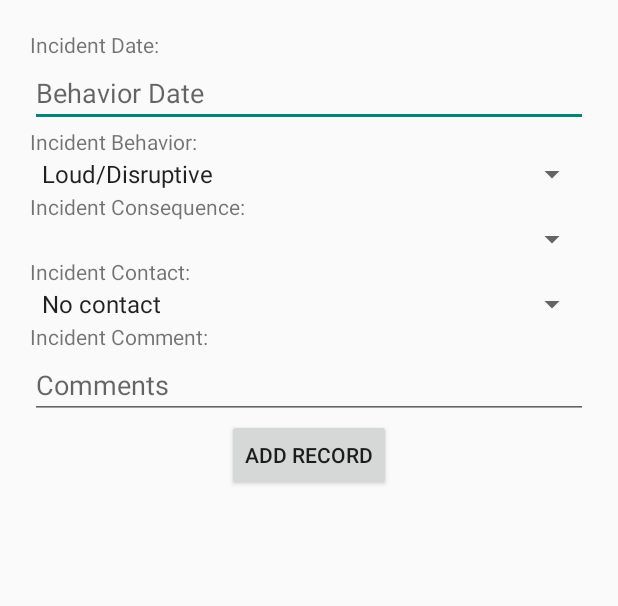
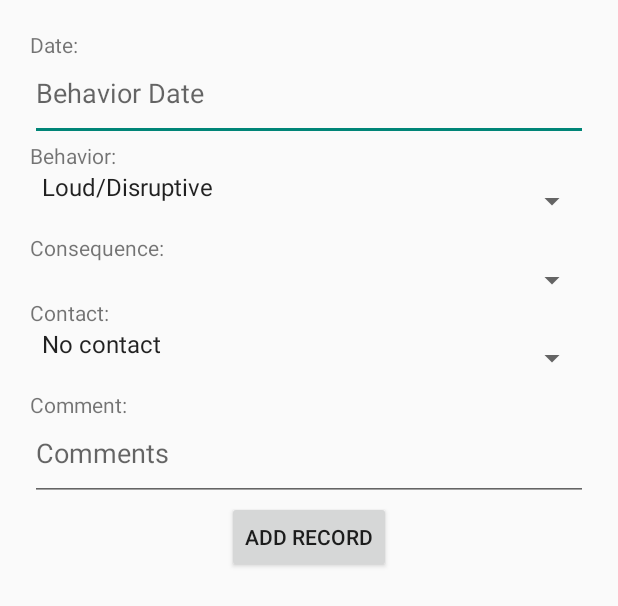
Before and after one commit to michaelbz1/and_studio_students_crud_and_checklist-v4, an Android app: the layout activity_add_incident_record.xml on its own in the app's theme, with its tools: preview values and no code run, on a phone screen of 412 x 824 dp. Shown: the top 606 px of the screen. Run offline under Robolectric (Android 15) with nearby library versions, the phone set to English and light mode, and no system bars.

Commit message:
removed filter on incidents by changing from visible to gone

```diff
--- a/app/src/main/java/com/journaldev/sqlite/ModifyIncidentActivity.java
+++ b/app/src/main/java/com/journaldev/sqlite/ModifyIncidentActivity.java
@@ -7,6 +7,7 @@ import android.content.Intent;
 import android.os.Bundle;
 import android.view.View;
 import android.view.View.OnClickListener;
+import android.view.WindowManager;
 import android.widget.ArrayAdapter;
 import android.widget.Button;
 import android.widget.DatePicker;
@@ -43,6 +44,7 @@ public class ModifyIncidentActivity extends Activity implements OnClickListener
 
     @Override
     protected void onCreate(Bundle savedInstanceState) {
+        this.getWindow().setSoftInputMode(WindowManager.LayoutParams.SOFT_INPUT_STATE_ALWAYS_HIDDEN);
         super.onCreate(savedInstanceState);
 
         Intent intent = getIntent();
--- a/app/src/main/res/layout/activity_add_incident_record.xml
+++ b/app/src/main/res/layout/activity_add_incident_record.xml
@@ -12,15 +12,12 @@
         android:visibility="gone"
         android:ems="10"
         android:hint="@string/behavior_id" >
-
-        <requestFocus />
     </EditText>
 
     <TextView
-        android:id="@+id/textView2"
         android:layout_width="match_parent"
         android:layout_height="wrap_content"
-        android:text="Incident Date:" />
+        android:text="Date:" />
 
     <EditText
         android:id="@+id/behaviordate_edittext"
@@ -28,13 +25,15 @@
         android:layout_height="wrap_content"
         android:ems="10"
         android:hint="@string/behavior_date"
-        android:onClick="setDate"></EditText>
+        android:onClick="setDate"
+        android:paddingBottom="20dp">
+
+    </EditText>
 
     <TextView
-        android:id="@+id/textView2"
         android:layout_width="match_parent"
         android:layout_height="wrap_content"
-        android:text="Incident Behavior:" />
+        android:text="Behavior:" />
 
 
     <Spinner
@@ -43,6 +42,7 @@
         android:layout_height="wrap_content"
         android:entries="@array/behaviors"
         android:hint="@string/behavior_name1"
+        android:paddingBottom="20dp"
         />
 <!--
     <EditText
@@ -56,24 +56,23 @@
 -->
 
     <TextView
-        android:id="@+id/textView2"
         android:layout_width="match_parent"
         android:layout_height="wrap_content"
-        android:text="Incident Consequence:" />
+        android:text="Consequence:" />
 
 
     <Spinner
         android:id="@+id/spinner_consequence"
         android:layout_width="match_parent"
         android:layout_height="wrap_content"
-         />
+        android:paddingBottom="20dp"
+        />
     <!--android:entries="@array/consequences"-->
 
     <TextView
-        android:id="@+id/textView2"
         android:layout_width="match_parent"
         android:layout_height="wrap_content"
-        android:text="Incident Contact:" />
+        android:text="Contact:" />
 
 
     <Spinner
@@ -81,13 +80,13 @@
         android:layout_width="match_parent"
         android:layout_height="wrap_content"
         android:entries="@array/parent_contact"
-         />
+        android:paddingBottom="20dp"
+        />
 
     <TextView
-        android:id="@+id/textView2"
         android:layout_width="match_parent"
         android:layout_height="wrap_content"
-        android:text="Incident Comment:" />
+        android:text="Comment:" />
 
 
     <EditText
@@ -95,6 +94,7 @@
         android:layout_width="match_parent"
         android:layout_height="wrap_content"
         android:hint="Comments"
+        android:paddingBottom="20dp"
         />
 
     <Button
--- a/app/src/main/res/layout/fragment_incident_list.xml
+++ b/app/src/main/res/layout/fragment_incident_list.xml
@@ -10,12 +10,13 @@
         android:text="TextView"
         android:textAppearance="@style/TextAppearance.AppCompat.Large" />
 
+
     <EditText android:id="@+id/myFilter" android:layout_width="match_parent"
         android:layout_height="wrap_content" android:ems="10"
         android:hint="@string/some_hint"
         android:layout_below="@+id/textView"
-        android:layout_alignParentStart="true">
-        <requestFocus />
+        android:layout_alignParentStart="true"
+        android:visibility="gone">
     </EditText>
 
     <ListView
--- a/app/src/main/res/layout/incident_modify_record.xml
+++ b/app/src/main/res/layout/incident_modify_record.xml
@@ -21,6 +21,7 @@
         android:ems="10"
         android:onClick="setDate"
         android:hint="Behavior Date"
+        android:paddingBottom="20dp"
         >
     </EditText>
 
@@ -30,6 +31,7 @@
         android:layout_height="wrap_content"
         android:entries="@array/behaviors"
         android:hint="@string/enter_name"
+        android:paddingBottom="20dp"
         />
     <!--
 
@@ -49,6 +51,7 @@
         android:layout_width="match_parent"
         android:layout_height="wrap_content"
         android:entries="@array/consequences"
+        android:paddingBottom="20dp"
         />
 
     <Spinner
@@ -56,6 +59,7 @@
         android:layout_width="match_parent"
         android:layout_height="wrap_content"
         android:entries="@array/parent_contact"
+        android:paddingBottom="20dp"
         />
 
     <EditText
@@ -63,6 +67,7 @@
         android:layout_width="match_parent"
         android:layout_height="wrap_content"
         android:hint="Comments"
+        android:paddingBottom="20dp"
         />
 
     <LinearLayout
```
